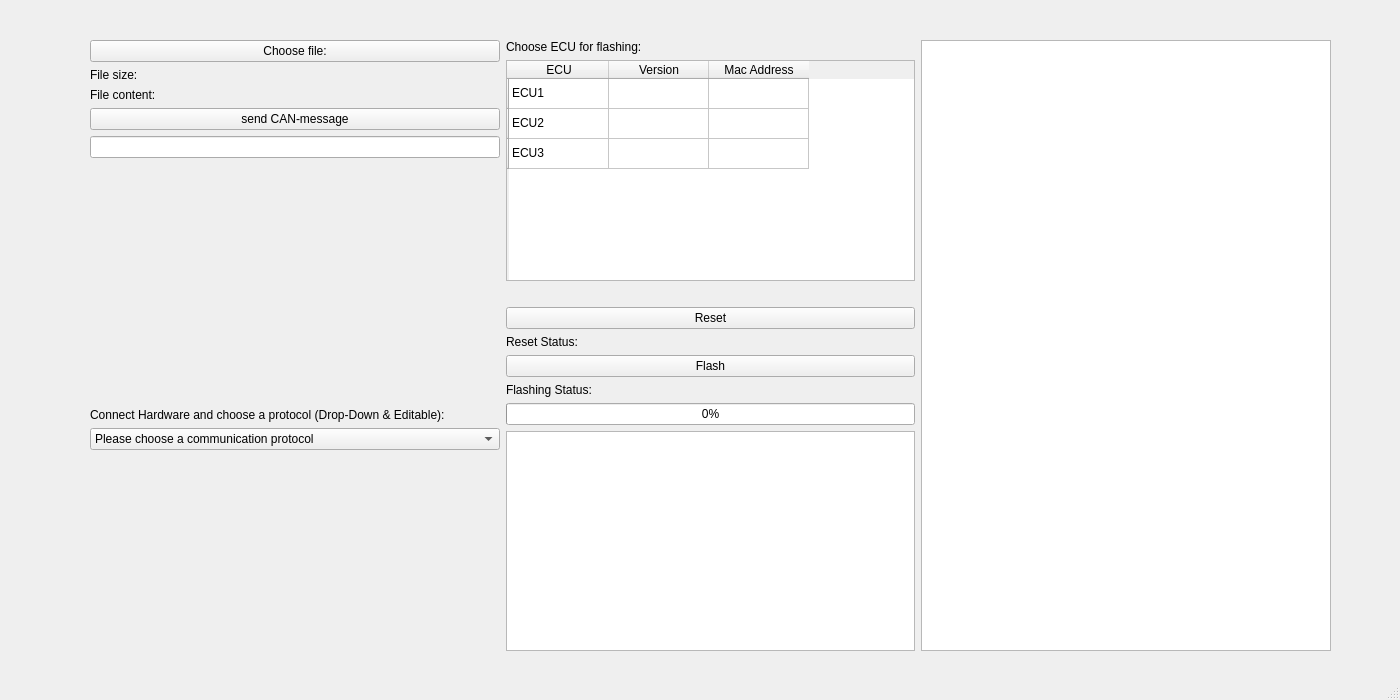
Old version of the form WINDOWS_GUI/mainwindow.ui in the repository amosproj/amos2024ss07-updating-flash-boot-loader.
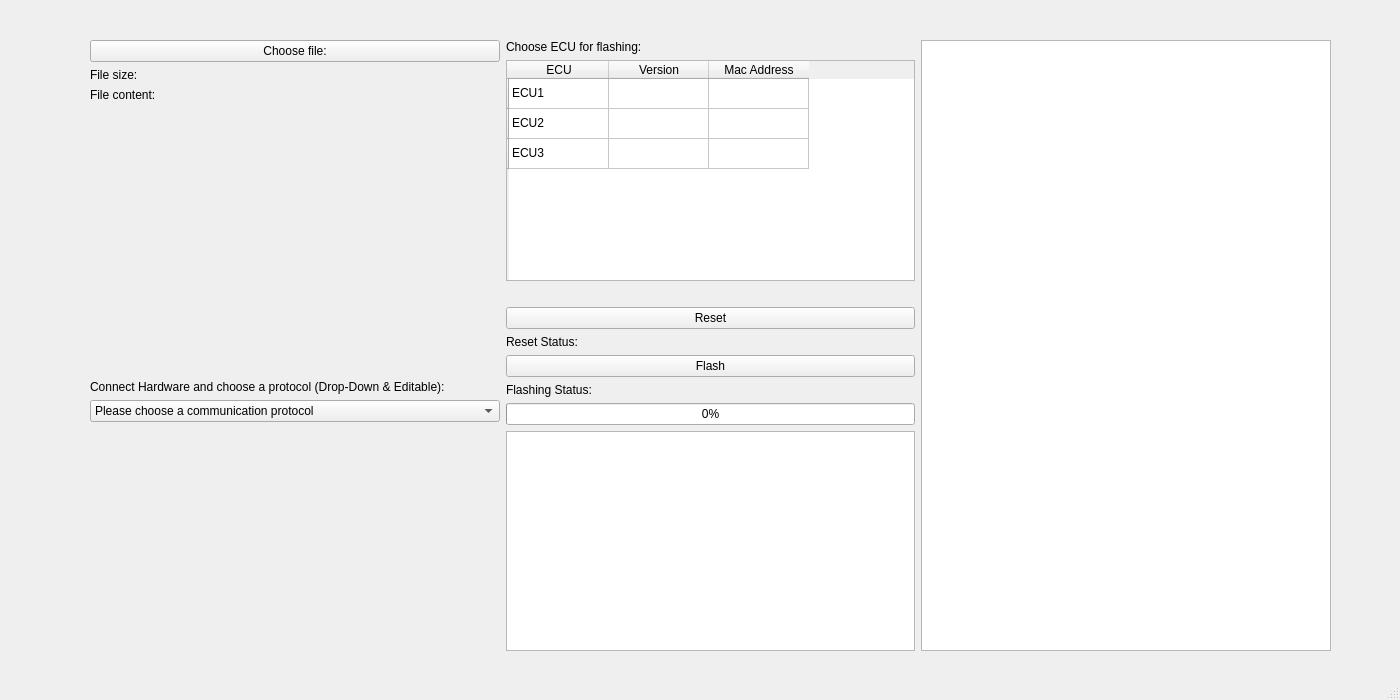
New version of the form.

Commit message: #68 Remove "Send Message" button

Patch:
```diff
--- a/WINDOWS_GUI/mainwindow.ui
+++ b/WINDOWS_GUI/mainwindow.ui
@@ -47,23 +47,6 @@
          </property>
         </widget>
        </item>
-       <item>
-        <widget class="QPushButton" name="button_can_message">
-         <property name="text">
-          <string>send CAN-message</string>
-         </property>
-        </widget>
-       </item>
-       <item>
-        <widget class="QLineEdit" name="can_message_rcvd">
-         <property name="text">
-          <string/>
-         </property>
-         <property name="readOnly">
-          <bool>true</bool>
-         </property>
-        </widget>
-       </item>
        <item>
         <spacer name="verticalSpacer">
          <property name="orientation">
```
The commit also changes 1 other file.
